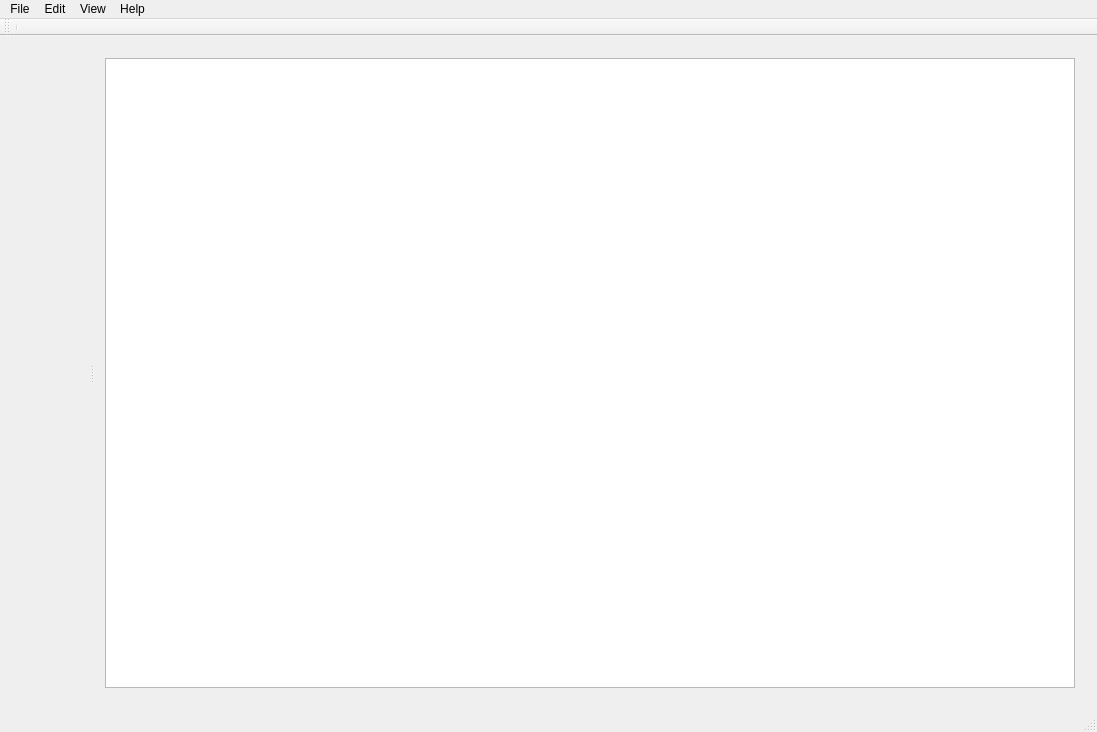
First picture: the form in mainwindow.ui, repository ViktorAH14/firedb, before the edit.
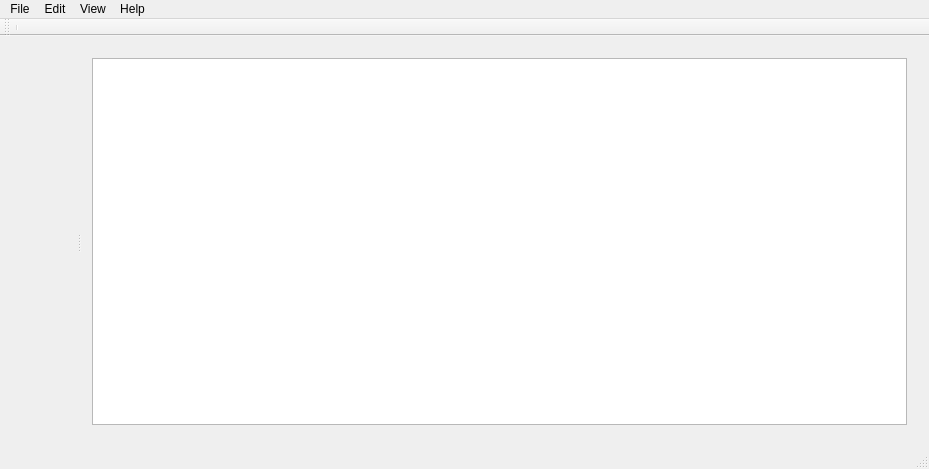
Second picture: the form after the edit. Icons and pictures are not drawn.

Commit message: Realize createModel and setupview.

Patch:
```diff
--- a/mainwindow.ui
+++ b/mainwindow.ui
@@ -6,8 +6,8 @@
    <rect>
     <x>0</x>
     <y>0</y>
-    <width>1097</width>
-    <height>732</height>
+    <width>929</width>
+    <height>469</height>
    </rect>
   </property>
   <property name="windowTitle">
@@ -43,7 +43,7 @@
     <rect>
      <x>0</x>
      <y>0</y>
-     <width>1097</width>
+     <width>929</width>
      <height>19</height>
     </rect>
    </property>
```
The commit also changes 2 other files.
